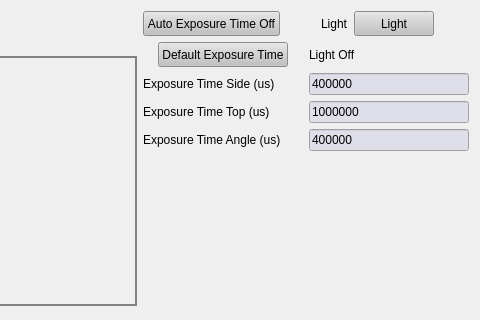
First picture: the form in pyccapt/files/PyQt6_UI/gui_cameras.ui, repository mehrpad/pyccapt, before the edit; both pictures show x 730 to 1210 and y 0 to 320 of the 1210 by 938 pixel window.
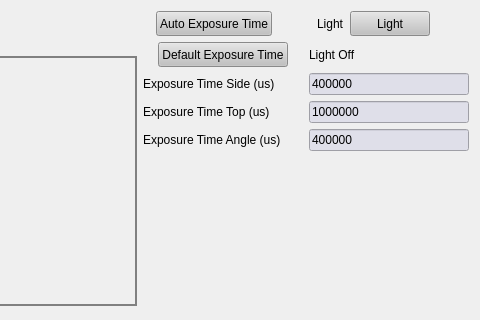
Second picture: the form after the edit.

Commit message: cameras: LED indicator for auto-exposure + raise auto upper limit for dark scenes

What changed in the file:
```diff
--- a/pyccapt/files/PyQt6_UI/gui_cameras.ui
+++ b/pyccapt/files/PyQt6_UI/gui_cameras.ui
@@ -323,6 +323,19 @@
                         <layout class="QVBoxLayout" name="verticalLayout_2">
                             <item>
                                 <layout class="QHBoxLayout" name="horizontalLayout">
+                                    <item>
+                                        <widget class="QLabel" name="led_auto_exposure">
+                                            <property name="maximumSize">
+                                                <size>
+                                                    <width>50</width>
+                                                    <height>50</height>
+                                                </size>
+                                            </property>
+                                            <property name="text">
+                                                <string/>
+                                            </property>
+                                        </widget>
+                                    </item>
                                     <item>
                                         <widget class="QPushButton" name="auto_exposure_time">
                                             <property name="sizePolicy">
@@ -344,7 +357,7 @@
                                                 </string>
                                             </property>
                                             <property name="text">
-                                                <string>Auto Exposure Time Off</string>
+                                                <string>Auto Exposure Time</string>
                                             </property>
                                         </widget>
                                     </item>
```
The commit also changes 3 other files.
